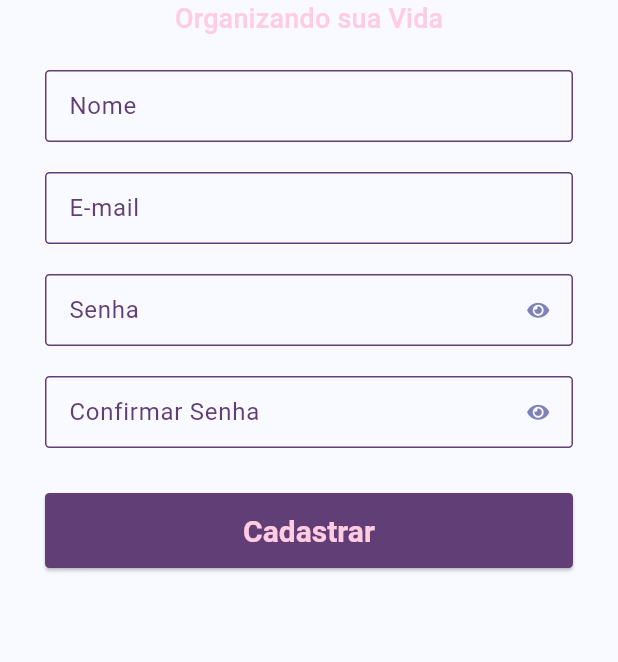
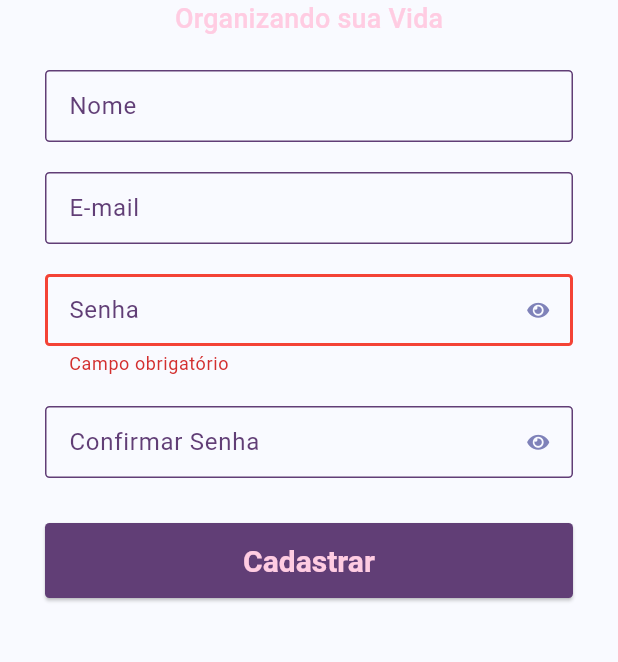
Before and after one commit to CristianoStroher/organizame, a Flutter app: the RegisterPage screen opened directly, after a tap on "Cadastrar", on a phone screen of 412 x 824 dp, the part 383-1045 px from its top. Run offline on Flutter 3.47's test engine with Material 3 defaults, Android fonts, the phone set to English and light mode, and no system bars; our stand-ins replace firebase_auth, firebase_core, flutter_signin_button, google_fonts, logger, sqflite and 2 more; missing offline and left inert: validatorless; accounts and stored records are empty; generated files the repository leaves out were written again; Roboto replaces fonts that are missing (Kanit).

Commit message:
register logica

```diff
--- a/lib/app/app_module.dart
+++ b/lib/app/app_module.dart
@@ -24,7 +24,7 @@ class AppModule extends StatelessWidget {
           lazy: false,
         ),
         Provider<UserRepository>(create: (context) => UserRepositoryImpl(firebaseAuth: context.read())), //injetando o repositório do usuário
-        Provider<UserService>(create: (context) => UserServiceImpl(userRepository: context.read())), //injetando o serviço do usuário
+        Provider<UserService>(create: (context) => UserServiceImpl(userRepository: context.read(), organizameValidation: context.read())), //injetando o serviço do usuário
       ],
       child: const AppWidget(),
     );
--- a/lib/app/modules/auth/auth_module.dart
+++ b/lib/app/modules/auth/auth_module.dart
@@ -12,7 +12,7 @@ class AuthModule extends OrganizameModule {
           bindings: [
             ChangeNotifierProvider(create: (_) => LoginController(), //injetando o controller da tela de login
             ),
-            ChangeNotifierProvider(create: (_) => RegisterController(), //injetando o controller da tela de login
+            ChangeNotifierProvider(create: (context) => RegisterController(userService: context.read()), //injetando o controller da tela de login
             ),
           ],
           router: {
--- a/lib/app/modules/auth/register/register_page.dart
+++ b/lib/app/modules/auth/register/register_page.dart
@@ -3,9 +3,34 @@ import 'package:organizame/app/core/Widget/organizame_elevatebutton.dart';
 import 'package:organizame/app/core/Widget/organizame_logo.dart';
 import 'package:organizame/app/core/Widget/organizame_textformfield.dart';
 import 'package:organizame/app/core/ui/theme_extensions.dart';
+import 'package:validatorless/validatorless.dart';
 
-class RegisterPage extends StatelessWidget {
+class RegisterPage extends StatefulWidget {
+
+
   const RegisterPage({super.key});
+
+  @override
+  State<RegisterPage> createState() => _RegisterPageState();
+}
+
+class _RegisterPageState extends State<RegisterPage> {
+
+  final _globalKey = GlobalKey<FormState>();
+  // variáveis para controlar os campos de texto
+  final nomeEC = TextEditingController();
+  final emailEC = TextEditingController();
+  final passwordEC = TextEditingController();
+  final confirmPasswordEC = TextEditingController();
+
+  @override
+  void dispose() {
+    super.dispose();
+    nomeEC.dispose();
+    emailEC.dispose();
+    passwordEC.dispose();
+    confirmPasswordEC.dispose();
+  }
 
   @override
   Widget build(BuildContext context) {
@@ -34,7 +59,9 @@ class RegisterPage extends StatelessWidget {
           style: context.titleMedium,
         ),
       ),
-      body: SingleChildScrollView(
+      body: Form(
+        key: _globalKey,
+        child: SingleChildScrollView(
           padding: const EdgeInsets.symmetric(horizontal: 30, vertical: 20),
           child: Column(
             crossAxisAlignment: CrossAxisAlignment.center,
@@ -47,16 +74,67 @@ class RegisterPage extends StatelessWidget {
                 ),
               ),
               const SizedBox(height: 20),
-            OrganizameTextformfield(label: 'Nome', obscureText: false),
+              OrganizameTextformfield(
+                label: 'Nome',
+                obscureText: false,
+                controller: nomeEC,
+                validator: Validatorless.multiple([
+                  Validatorless.required('Campo obrigatório'),
+                  Validatorless.min(3, 'Nome muito curto'),
+                ]),
+                ),
               const SizedBox(height: 20),
-            OrganizameTextformfield(label: 'E-mail', obscureText: false),
+              OrganizameTextformfield(
+                label: 'E-mail',
+                obscureText: false,
+                controller: emailEC,
+                validator: Validatorless.multiple([
+                  Validatorless.required('Campo obrigatório'),
+                  Validatorless.email('E-mail inválido'),
+                ]),
+                ),
               const SizedBox(height: 20),
-            OrganizameTextformfield(label: 'Senha', obscureText: true),
+              OrganizameTextformfield(
+                label: 'Senha',
+                obscureText: true,
+                controller: passwordEC,
+                validator: (value) {
+                if (value == null || value.isEmpty) return 'Campo obrigatório';
+                final password = value;
+                final hasUpperCase = RegExp(r'[A-Z]').hasMatch(password);
+                final hasDigits = RegExp(r'\d').hasMatch(password);
+                final hasSpecialCharacters = RegExp(r'[!@#$%^&*(),.?":{}|<>]').hasMatch(password);
+
+                if (password.length < 6) return 'Senha muito curta';
+                if (password.length > 12) return 'Senha muito longa';
+                if (!hasUpperCase) return 'Deve conter uma letra maiúscula';
+                if (!hasDigits) return 'Deve conter um número';
+                if (!hasSpecialCharacters) return 'Deve conter um caractere especial';
+
+                return null;
+              },
+                ),
               const SizedBox(height: 20),
-            OrganizameTextformfield(label: 'Confirmar Senha', obscureText: true),
+              OrganizameTextformfield(
+                label: 'Confirmar Senha',
+                obscureText: true,
+                controller: confirmPasswordEC,
+                validator: Validatorless.multiple([
+                  Validatorless.required('Campo obrigatório'),
+                  Validatorless.compare(passwordEC, 'Senhas não conferem'),
+                ]),
+                ),
               const SizedBox(height: 30),
-            OrganizameElevatedButton(label: 'Cadastrar', onPressed: () {}),
+              OrganizameElevatedButton(
+                label: 'Cadastrar',
+                onPressed: () {
+                  if (_globalKey.currentState!.validate()) {
+                    // Chamar o método de cadastro
+                  }
+                },
+              )
             ],
+          ),
         ),
       ),
     );
--- a/lib/app/services/user_service_impl.dart
+++ b/lib/app/services/user_service_impl.dart
@@ -1,16 +1,26 @@
 import 'package:firebase_auth/firebase_auth.dart';
+import 'package:organizame/app/core/Widget/orgaznizame_validation.dart';
 import 'package:organizame/app/repositories/user/user_repository.dart';
 import './user_service.dart';
 
 class UserServiceImpl extends UserService {
 
   final UserRepository _userRepository;
+  final OrgaznizameValidation _organizameValidation;
 
-  UserServiceImpl({required UserRepository userRepository})
-   : _userRepository = userRepository;
+  UserServiceImpl({
+    required UserRepository userRepository,
+    required OrgaznizameValidation organizameValidation})
+      : _userRepository = userRepository,
+        _organizameValidation = organizameValidation;
 
   @override
-  Future<User?> register(String email, String password) => _userRepository.register(email, password);
+  Future<User?> register(String email, String password) async {
+    if (!_organizameValidation.isValidPassword(password)) {
+      throw Exception('Password does not meet the requirements.');
+    }
+    return _userRepository.register(email, password);
+  }
 
 
 }
--- a/pubspec.yaml
+++ b/pubspec.yaml
@@ -43,6 +43,7 @@ dependencies:
   # Use with the CupertinoIcons class for iOS style icons.
   cupertino_icons: ^1.0.6
   logger: ^2.4.0
+  validatorless: ^1.2.3
 
 dev_dependencies:
   flutter_test:
```
Also changed, not shown: lib/app/core/Widget/orgaznizame_validation.dart (added, +14 -0 lines), lib/app/modules/auth/register/register_controller.dart (+30 -0 lines), pubspec.lock. Lines whose indentation alone changed are shown as unchanged.
